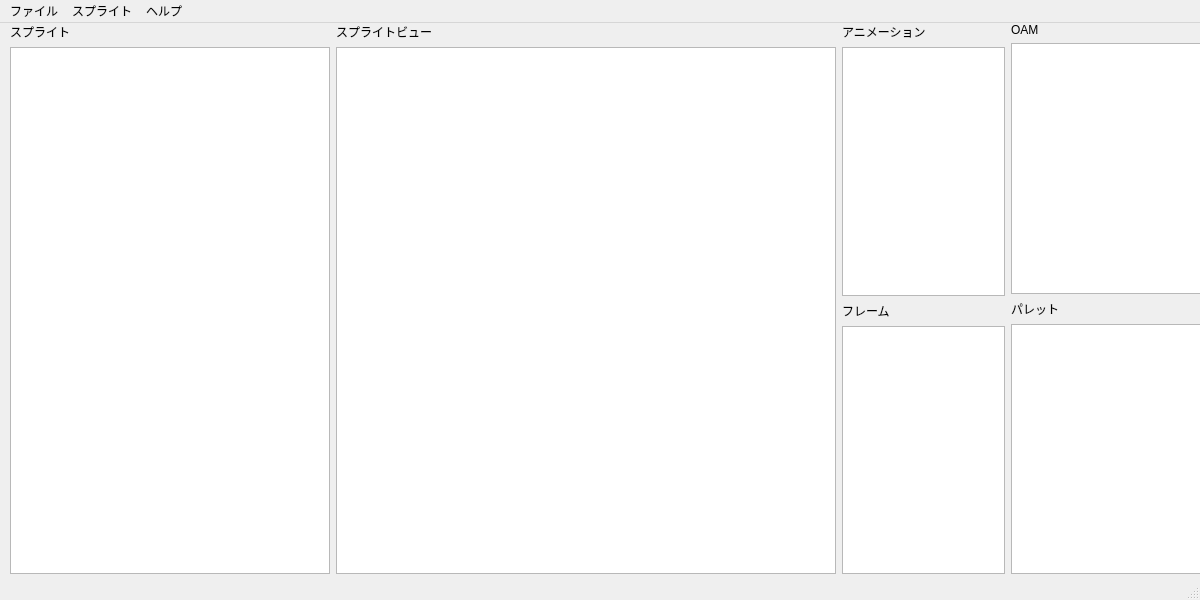
Above: EXESpriteReader.ui from idealexe/EXE6_Tools before the change. Below: the same form after it.
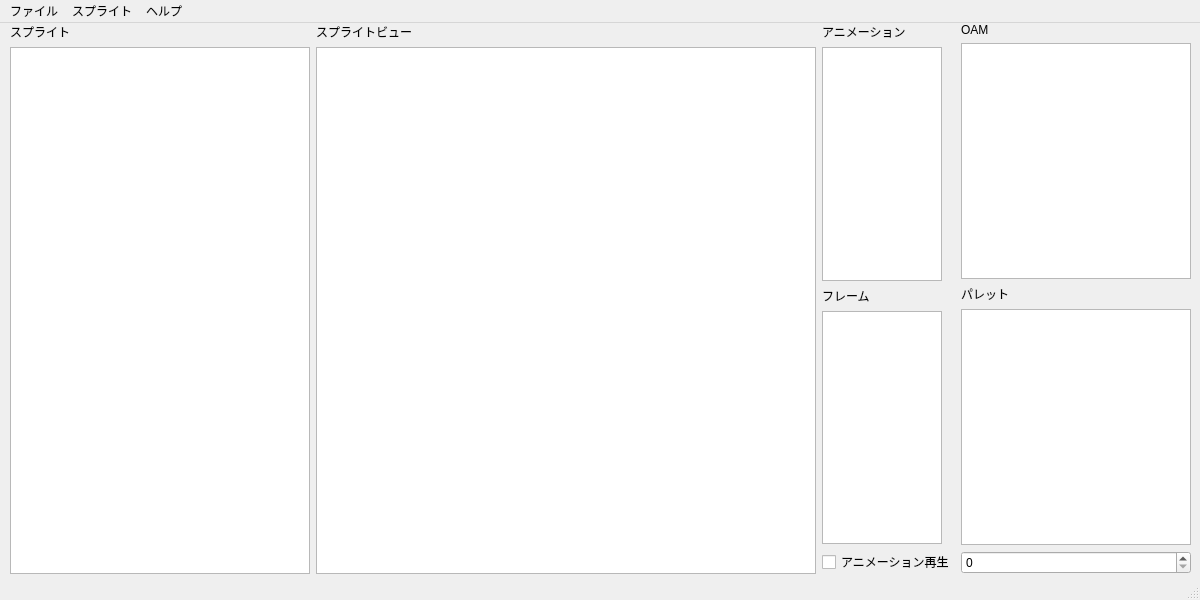
That is the form after the change.

Commit message: 細かいレイアウト調整とステータスチップの追加

What changed in the file:
```diff
--- a/EXESpriteReader.ui
+++ b/EXESpriteReader.ui
@@ -10,6 +10,12 @@
     <height>600</height>
    </rect>
   </property>
+  <property name="minimumSize">
+   <size>
+    <width>1200</width>
+    <height>600</height>
+   </size>
+  </property>
   <property name="windowTitle">
    <string>ロックマンエグゼ スプライトリーダー by ideal</string>
   </property>
@@ -19,7 +25,7 @@
      <rect>
       <x>10</x>
       <y>0</y>
-      <width>1201</width>
+      <width>1181</width>
       <height>551</height>
      </rect>
     </property>
@@ -37,7 +43,7 @@
         <widget class="QListWidget" name="spriteList">
          <property name="minimumSize">
           <size>
-           <width>320</width>
+           <width>300</width>
            <height>0</height>
           </size>
          </property>
@@ -109,7 +115,20 @@
         </widget>
        </item>
        <item>
-        <widget class="QListWidget" name="animList"/>
+        <widget class="QListWidget" name="animList">
+         <property name="minimumSize">
+          <size>
+           <width>0</width>
+           <height>0</height>
+          </size>
+         </property>
+         <property name="maximumSize">
+          <size>
+           <width>120</width>
+           <height>16777215</height>
+          </size>
+         </property>
+        </widget>
        </item>
        <item>
         <widget class="QLabel" name="frameLabel">
@@ -119,7 +138,21 @@
         </widget>
        </item>
        <item>
-        <widget class="QListWidget" name="frameList"/>
+        <widget class="QListWidget" name="frameList">
+         <property name="maximumSize">
+          <size>
+           <width>120</width>
+           <height>16777215</height>
+          </size>
+         </property>
+        </widget>
+       </item>
+       <item>
+        <widget class="QCheckBox" name="animCheck">
+         <property name="text">
+          <string>アニメーション再生</string>
+         </property>
+        </widget>
        </item>
       </layout>
      </item>
@@ -146,12 +179,15 @@
         <widget class="QListWidget" name="palList">
          <property name="minimumSize">
           <size>
-           <width>200</width>
+           <width>0</width>
            <height>0</height>
           </size>
          </property>
         </widget>
        </item>
+       <item>
+        <widget class="QSpinBox" name="palSelect"/>
+       </item>
       </layout>
      </item>
     </layout>
```
Left out of the diff: 88 changed lines with no effect on the pictures.
